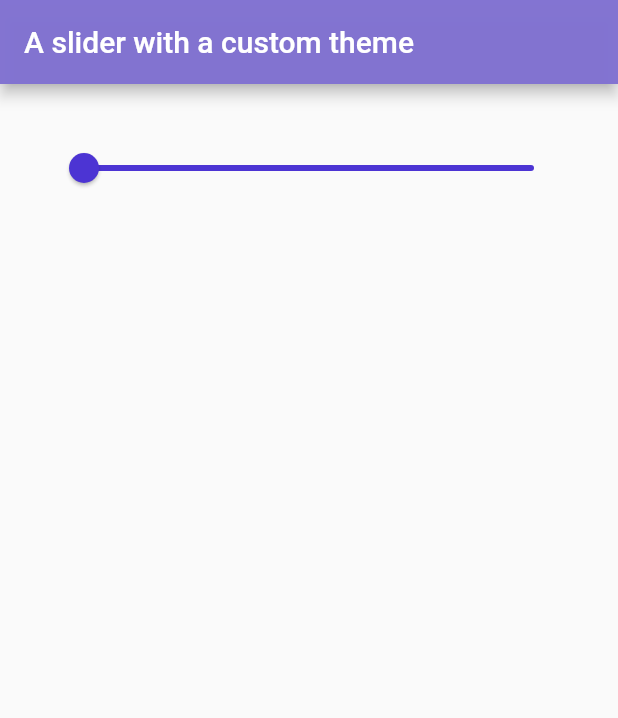
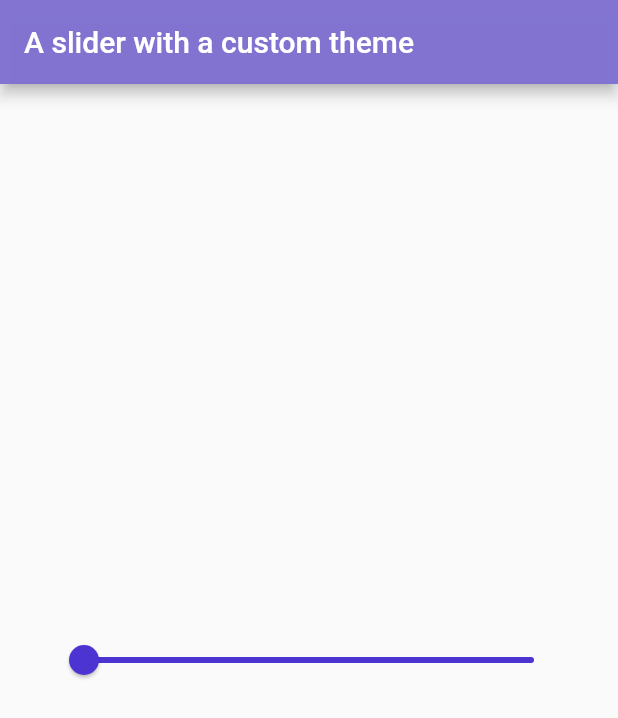
Before and after one commit to julscorner/flutter_customized_slider, a Flutter app: the screen it shows after launch, on a phone screen of 412 x 824 dp. Shown: the top 718 px of the screen. Run offline on Flutter 3.47's test engine with Material 2 defaults, Android fonts, the phone set to English and light mode, and no system bars.

Commit message:
updat main to center the slider

```diff
--- a/lib/main.dart
+++ b/lib/main.dart
@@ -80,9 +80,8 @@ class _State extends State<MyApp> {
       ),
       body: Container(
         padding: EdgeInsets.all(32.0),
-        child: Column(
-          children: <Widget>[
-            SliderTheme(
+        child: Center(
+          child: SliderTheme(
             data: theme.sliderTheme.copyWith(
               activeTrackColor:
                   Color.fromARGB(255, minRed, minGreen, minBlue),
@@ -103,7 +102,6 @@ class _State extends State<MyApp> {
               },
             ),
           ),
-          ],
         ),
       ),
     );
```
Also changed, not shown: 2 other files. Lines whose indentation alone changed are shown as unchanged.
